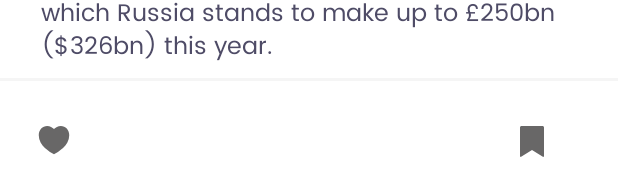
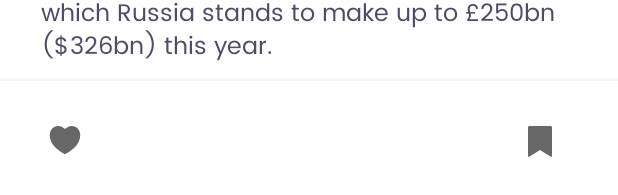
Before and after one commit to mahmud0v/Kabar, an Android app: the layout info_item_screen.xml on its own in the app's theme, with its tools: preview values and no code run, on a phone screen of 412 x 824 dp. Shown: the part 1038-1233 px from the top of the screen. Run offline under Robolectric (Android 15) with nearby library versions, the phone set to English and light mode, and no system bars.

Commit message:
initial commit

```diff
--- a/app/src/main/res/layout/info_item_screen.xml
+++ b/app/src/main/res/layout/info_item_screen.xml
@@ -133,7 +133,7 @@
             android:id="@+id/like_ic"
             android:layout_width="wrap_content"
             android:layout_height="wrap_content"
-            android:layout_marginStart="15.5dp"
+            android:layout_marginStart="22.5dp"
             android:padding="10dp"
             android:layout_marginTop="20dp"
             android:src="@drawable/ic_like_inactive"
@@ -144,7 +144,7 @@
             android:id="@+id/bookmarked"
             android:layout_width="wrap_content"
             android:layout_height="wrap_content"
-            android:layout_marginEnd="35dp"
+            android:layout_marginEnd="30dp"
             android:padding="10dp"
             android:src="@drawable/bookmark_icon_inactive"
             app:layout_constraintBottom_toBottomOf="@id/like_ic"
```
